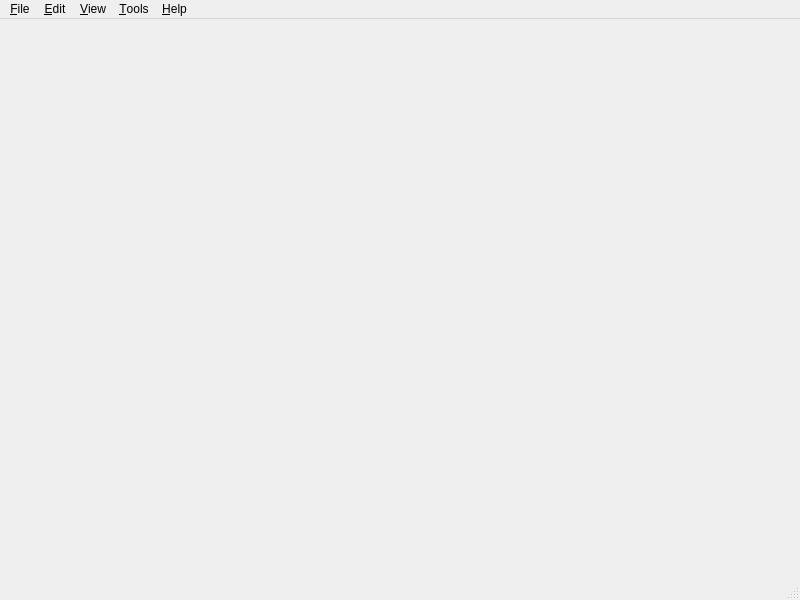
First picture: the form in PC/src/bin/res/dianvoteeditor.ui, repository FrankieChan885/dian-zigbee-vote, before the edit.
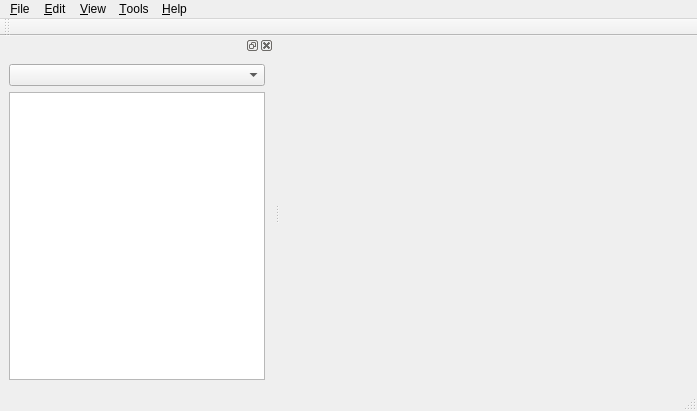
Second picture: the form after the edit.

Commit message: 添加 QSlideEditor ，用于单个主题（题目）的编辑。未完成。 重新组织 DianVoteEditor ，使较好的适应 GraphicsView。 修改 UI 文件，美化界面，添加工具条和列表框。

Patch:
```diff
--- a/PC/src/bin/res/dianvoteeditor.ui
+++ b/PC/src/bin/res/dianvoteeditor.ui
@@ -6,8 +6,8 @@
    <rect>
     <x>0</x>
     <y>0</y>
-    <width>800</width>
-    <height>600</height>
+    <width>697</width>
+    <height>411</height>
    </rect>
   </property>
   <property name="windowTitle">
@@ -19,8 +19,8 @@
     <rect>
      <x>0</x>
      <y>0</y>
-     <width>800</width>
-     <height>25</height>
+     <width>697</width>
+     <height>23</height>
     </rect>
    </property>
    <widget class="QMenu" name="menu_File">
@@ -85,6 +85,32 @@
    <addaction name="menu_Help"/>
   </widget>
   <widget class="QStatusBar" name="statusbar"/>
+  <widget class="QToolBar" name="toolBar">
+   <property name="windowTitle">
+    <string>toolBar</string>
+   </property>
+   <attribute name="toolBarArea">
+    <enum>TopToolBarArea</enum>
+   </attribute>
+   <attribute name="toolBarBreak">
+    <bool>false</bool>
+   </attribute>
+  </widget>
+  <widget class="QDockWidget" name="dockWidget">
+   <attribute name="dockWidgetArea">
+    <number>1</number>
+   </attribute>
+   <widget class="QWidget" name="dockWidgetContents">
+    <layout class="QVBoxLayout" name="verticalLayout_3">
+     <item>
+      <widget class="QComboBox" name="listStyle"/>
+     </item>
+     <item>
+      <widget class="QListView" name="listView"/>
+     </item>
+    </layout>
+   </widget>
+  </widget>
   <action name="action_New">
    <property name="text">
     <string>&amp;New</string>
```
Left out of the diff: 4 changed lines with no effect on the pictures. The commit also changes 8 other files.
